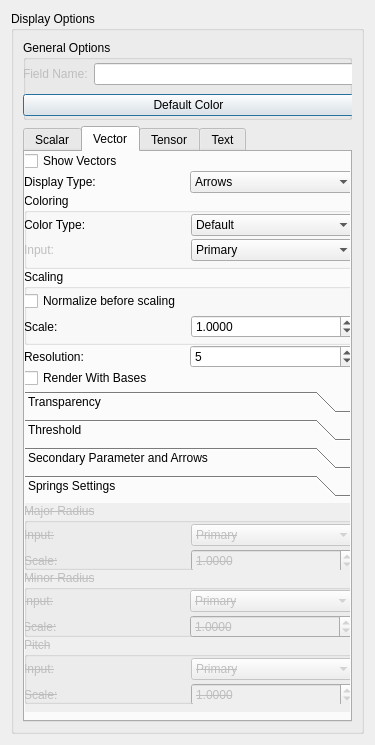
Qt form src/Interface/Modules/Visualization/ShowFieldGlyphs.ui (SCIInstitute/SCIRun) before a commit.
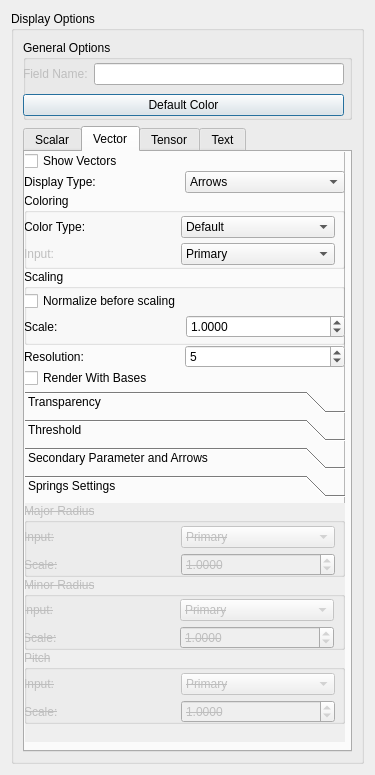
The same form after that commit. The open tabs and pages were chosen to show the change.

Commit message: Fixed scaling in showfieldglyphs for mac os. Set some widgets to have transparent backgrounds

Patch:
```diff
--- a/src/Interface/Modules/Visualization/ShowFieldGlyphs.ui
+++ b/src/Interface/Modules/Visualization/ShowFieldGlyphs.ui
@@ -7,13 +7,13 @@
     <x>0</x>
     <y>0</y>
     <width>375</width>
-    <height>745</height>
+    <height>775</height>
    </rect>
   </property>
   <property name="minimumSize">
    <size>
     <width>250</width>
-    <height>730</height>
+    <height>775</height>
    </size>
   </property>
   <property name="maximumSize">
@@ -63,7 +63,7 @@
           <rect>
            <x>0</x>
            <y>20</y>
-           <width>331</width>
+           <width>321</width>
            <height>61</height>
           </rect>
          </property>
@@ -631,8 +631,8 @@
            <rect>
             <x>-1</x>
             <y>-1</y>
-            <width>331</width>
-            <height>571</height>
+            <width>321</width>
+            <height>591</height>
            </rect>
           </property>
           <property name="frameShape">
@@ -646,7 +646,7 @@
             <rect>
              <x>0</x>
              <y>0</y>
-             <width>331</width>
+             <width>321</width>
              <height>237</height>
             </rect>
            </property>
@@ -754,8 +754,8 @@
                 <rect>
                  <x>0</x>
                  <y>20</y>
-                 <width>331</width>
-                 <height>51</height>
+                 <width>311</width>
+                 <height>56</height>
                 </rect>
                </property>
                <layout class="QVBoxLayout" name="verticalLayout_4">
@@ -851,7 +851,7 @@
                 <rect>
                  <x>0</x>
                  <y>20</y>
-                 <width>331</width>
+                 <width>321</width>
                  <height>51</height>
                 </rect>
                </property>
@@ -969,8 +969,8 @@
             <rect>
              <x>0</x>
              <y>240</y>
-             <width>331</width>
-             <height>321</height>
+             <width>321</width>
+             <height>351</height>
             </rect>
            </property>
            <property name="font">
@@ -1394,8 +1394,8 @@
              <rect>
               <x>0</x>
               <y>0</y>
-              <width>331</width>
-              <height>201</height>
+              <width>321</width>
+              <height>227</height>
              </rect>
             </property>
             <property name="font">
@@ -1411,8 +1411,8 @@
               <rect>
                <x>0</x>
                <y>0</y>
-               <width>331</width>
-               <height>201</height>
+               <width>321</width>
+               <height>221</height>
               </rect>
              </property>
              <layout class="QVBoxLayout" name="verticalLayout_9">
@@ -1432,8 +1432,8 @@
                   <rect>
                    <x>0</x>
                    <y>20</y>
-                   <width>331</width>
-                   <height>51</height>
+                   <width>311</width>
+                   <height>56</height>
                   </rect>
                  </property>
                  <layout class="QVBoxLayout" name="verticalLayout_11">
@@ -1524,8 +1524,8 @@
                   <rect>
                    <x>-1</x>
                    <y>19</y>
-                   <width>331</width>
-                   <height>51</height>
+                   <width>311</width>
+                   <height>56</height>
                   </rect>
                  </property>
                  <layout class="QVBoxLayout" name="verticalLayout_13">
@@ -1616,8 +1616,8 @@
                   <rect>
                    <x>0</x>
                    <y>20</y>
-                   <width>331</width>
-                   <height>51</height>
+                   <width>311</width>
+                   <height>56</height>
                   </rect>
                  </property>
                  <layout class="QVBoxLayout" name="verticalLayout_14">
```
Left out of the diff: 74 changed lines with no effect on the pictures. The commit also changes 2 other files.
